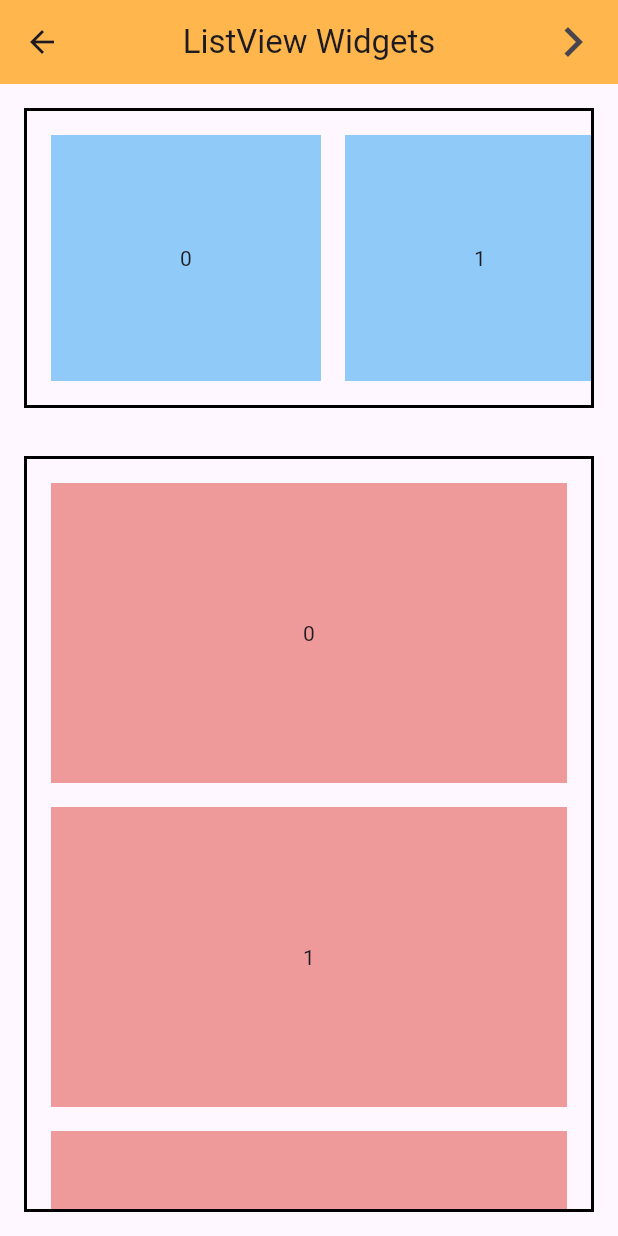
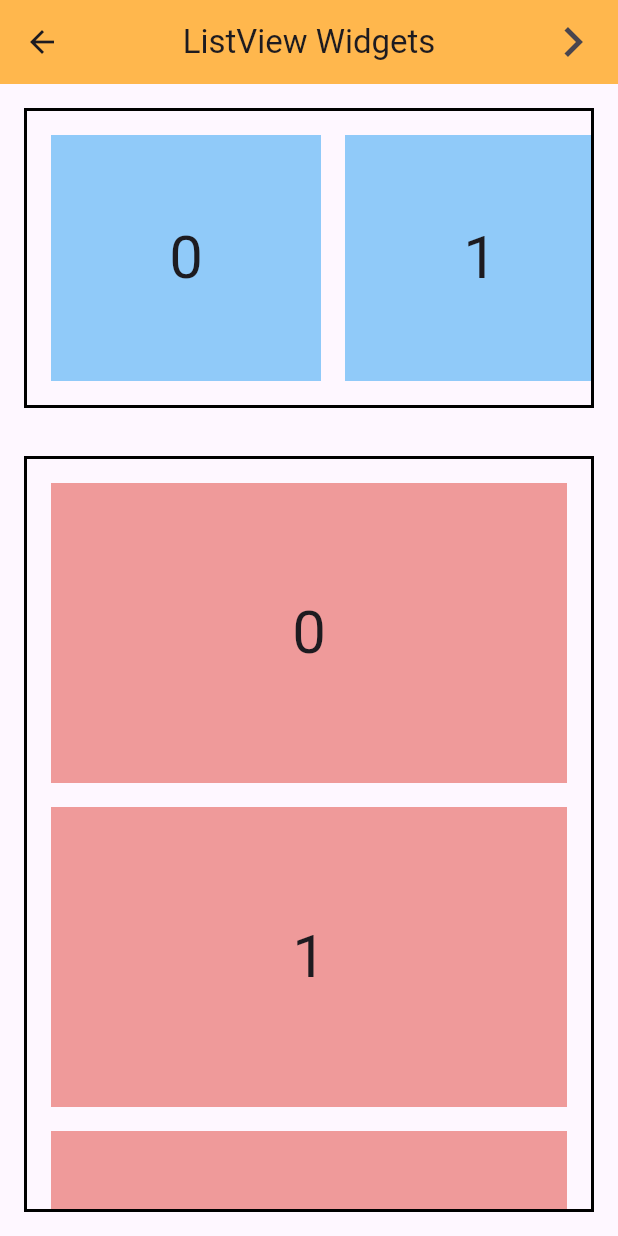
Before and after one commit to Ratndeep1999/scrollable_widgets, a Flutter app: the ListViewWidget screen opened directly, on a phone screen of 412 x 824 dp. Run offline on Flutter 3.47's test engine with Material 3 defaults, Android fonts, the phone set to English and light mode, and no system bars.

```diff
--- a/lib/list_view_widget.dart
+++ b/lib/list_view_widget.dart
@@ -5,25 +5,25 @@ class ListViewWidget extends StatelessWidget {
 
   // For Horizontal scroll ListView
   Widget _getContainerHori(int index) {
-    debugPrint('Called $index Index for Horizontal');
+    debugPrint('Called $index Index for Horizontal ListView');
     return Container(
       alignment: Alignment.center,
       width: 180,
       margin: EdgeInsets.all(8.0),
       color: Colors.blue[200],
-      child: Text(index.toString()),
+      child: Text(index.toString(), style: TextStyle(fontSize: 40),),
     );
   }
 
   // For Vertical scroll ListView
   Widget _getContainerVert(int index) {
-    debugPrint('Called $index Index for Vertical');
+    debugPrint('Called $index Index for Vertical ListView');
     return Container(
       alignment: Alignment.center,
       height: 200,
       margin: EdgeInsets.all(8.0),
       color: Colors.red[200],
-      child: Text(index.toString()),
+      child: Text(index.toString(), style: TextStyle(fontSize: 40),),
     );
   }
 
```
